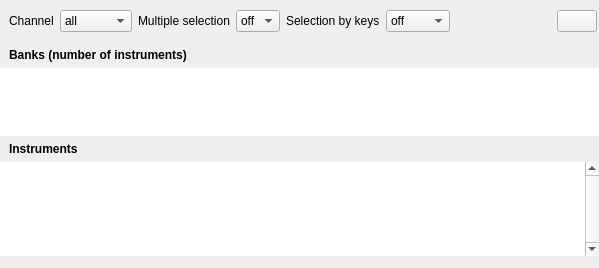
Old version of the form sources/player/player.ui in the repository davy7125/polyphone.
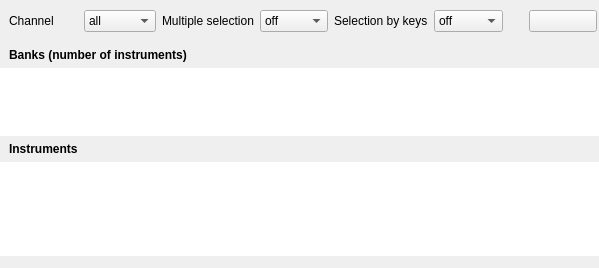
New version of the form. The open tabs and pages were chosen to show the change. Custom widgets are drawn as their Qt base class.

The edit to the form file:
```diff
--- a/sources/player/player.ui
+++ b/sources/player/player.ui
@@ -203,9 +203,6 @@
       </item>
       <item>
        <spacer name="horizontalSpacer_5">
-        <property name="orientation">
-         <enum>Qt::Orientation::Horizontal</enum>
-        </property>
         <property name="sizeHint" stdset="0">
          <size>
           <width>20</width>
@@ -445,10 +442,10 @@
           <enum>QFrame::Shape::NoFrame</enum>
          </property>
          <property name="verticalScrollBarPolicy">
-          <enum>Qt::ScrollBarPolicy::ScrollBarAlwaysOn</enum>
+          <enum>Qt::ScrollBarAsNeeded</enum>
          </property>
          <property name="horizontalScrollBarPolicy">
-          <enum>Qt::ScrollBarPolicy::ScrollBarAlwaysOff</enum>
+          <enum>Qt::ScrollBarAsNeeded</enum>
          </property>
          <property name="editTriggers">
           <set>QAbstractItemView::EditTrigger::NoEditTriggers</set>
@@ -463,7 +460,7 @@
           <enum>Qt::DropAction::IgnoreAction</enum>
          </property>
          <property name="textElideMode">
-          <enum>Qt::TextElideMode::ElideMiddle</enum>
+          <enum>Qt::ElideLeft</enum>
          </property>
          <property name="verticalScrollMode">
           <enum>QAbstractItemView::ScrollMode::ScrollPerPixel</enum>
```
Left out of the diff: 58 changed lines with no effect on the pictures.
